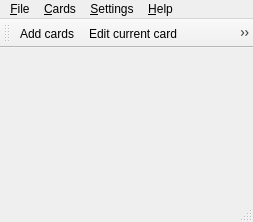
Before: the Qt Designer form mnemosyne/mnemosyne/pyqt_ui/main_window.ui in vasvlad/pomni, drawn with Qt 5.
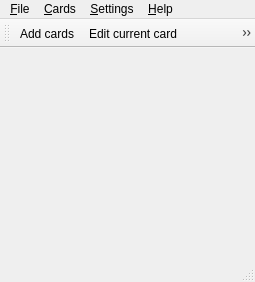
After: the same form once the commit is applied. Icons and pictures are not drawn.

The edit to the form file:
```diff
--- a/mnemosyne/mnemosyne/pyqt_ui/main_window.ui
+++ b/mnemosyne/mnemosyne/pyqt_ui/main_window.ui
@@ -6,8 +6,8 @@
    <rect>
     <x>0</x>
     <y>0</y>
-    <width>253</width>
-    <height>222</height>
+    <width>255</width>
+    <height>282</height>
    </rect>
   </property>
   <property name="sizePolicy">
@@ -29,7 +29,7 @@
     <rect>
      <x>0</x>
      <y>0</y>
-     <width>253</width>
+     <width>255</width>
      <height>24</height>
     </rect>
    </property>
```
Left out of the diff: 2 changed lines with no effect on the pictures.
